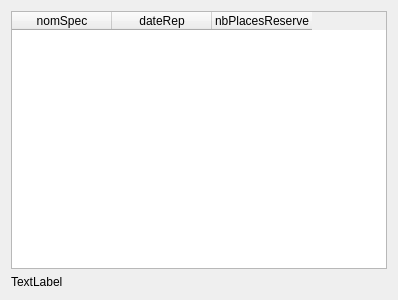
This is gui/fct_2_2.ui in BennyBellier/Theatre-CEDB-Project as Qt 5 draws it before an edit. The edited form follows.
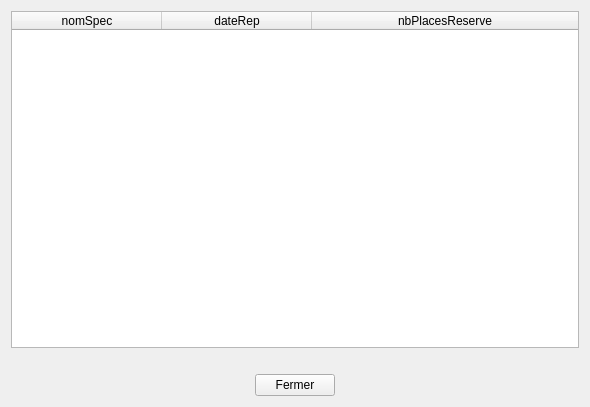
This is the edited form.

Commit message: Ajout fenêtre principal pour gestion des représentations

```diff
--- a/gui/fct_2_2.ui
+++ b/gui/fct_2_2.ui
@@ -6,8 +6,8 @@
    <rect>
     <x>0</x>
     <y>0</y>
-    <width>398</width>
-    <height>300</height>
+    <width>590</width>
+    <height>407</height>
    </rect>
   </property>
   <property name="windowTitle">
@@ -16,6 +16,15 @@
   <layout class="QVBoxLayout" name="verticalLayout">
    <item>
     <widget class="QTableWidget" name="table_fct_2_2">
+     <property name="sortingEnabled">
+      <bool>true</bool>
+     </property>
+     <attribute name="horizontalHeaderDefaultSectionSize">
+      <number>150</number>
+     </attribute>
+     <attribute name="horizontalHeaderStretchLastSection">
+      <bool>true</bool>
+     </attribute>
      <column>
       <property name="text">
        <string>nomSpec</string>
@@ -36,10 +45,53 @@
    <item>
     <widget class="QLabel" name="label_fct_2_2">
      <property name="text">
-      <string>TextLabel</string>
+      <string/>
+     </property>
+     <property name="alignment">
+      <set>Qt::AlignCenter</set>
      </property>
     </widget>
    </item>
+   <item>
+    <layout class="QHBoxLayout" name="horizontalLayout_2">
+     <property name="topMargin">
+      <number>0</number>
+     </property>
+     <item>
+      <spacer name="horizontalSpacer">
+       <property name="orientation">
+        <enum>Qt::Horizontal</enum>
+       </property>
+       <property name="sizeHint" stdset="0">
+        <size>
+         <width>40</width>
+         <height>20</height>
+        </size>
+       </property>
+      </spacer>
+     </item>
+     <item>
+      <widget class="QPushButton" name="CloseButton">
+       <property name="text">
+        <string>Fermer</string>
+       </property>
+      </widget>
+     </item>
+     <item>
+      <spacer name="horizontalSpacer_2">
+       <property name="orientation">
+        <enum>Qt::Horizontal</enum>
+       </property>
+       <property name="sizeHint" stdset="0">
+        <size>
+         <width>40</width>
+         <height>20</height>
+        </size>
+       </property>
+      </spacer>
+     </item>
+    </layout>
+   </item>
   </layout>
  </widget>
  <resources/>
```
Left out of the diff: 19 changed lines with no effect on the pictures. The commit also changes 4 other files.
